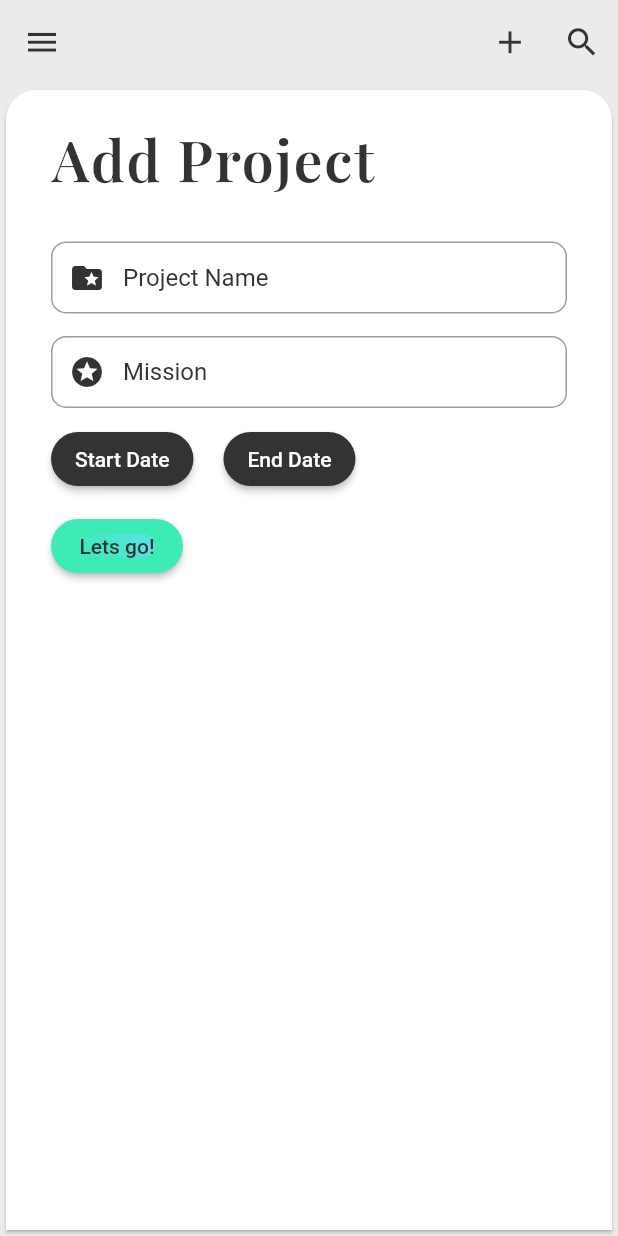
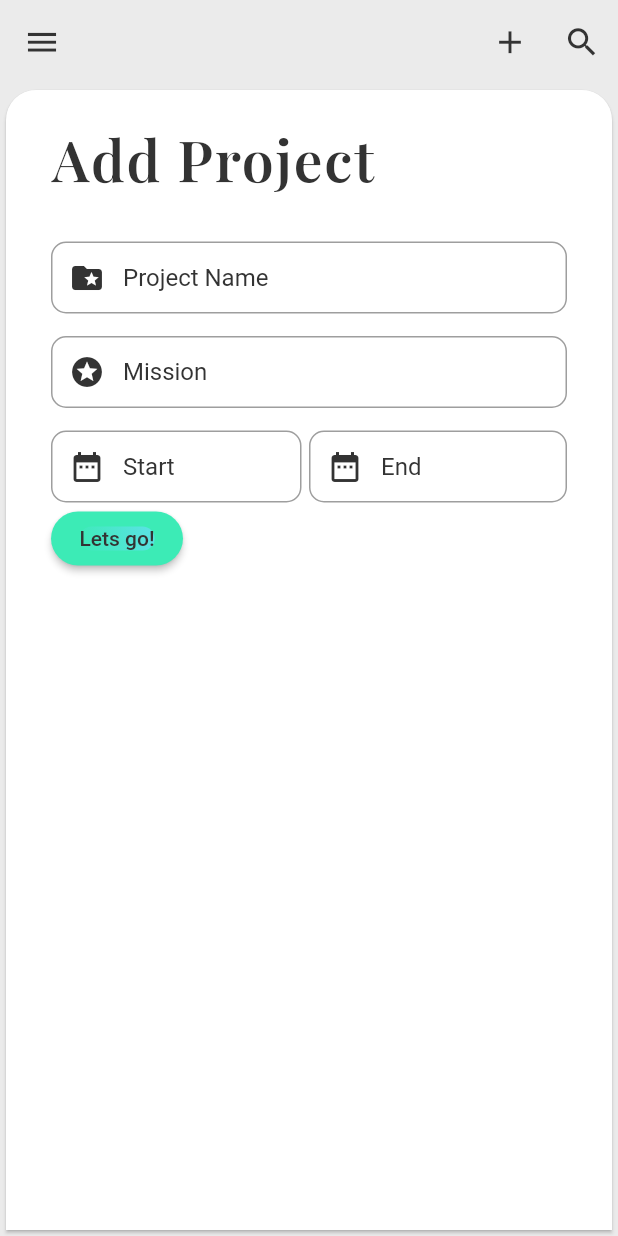
Before and after one commit to theflutterfiles/ORDR, a Flutter app: the screen it shows once a user with an empty profile is signed in, after a tap on the "add" icon, after a tap on "Lets go!", on a phone screen of 412 x 824 dp. Run offline on Flutter 3.47's test engine with Material 2 defaults, Android fonts, the phone set to English and light mode, and no system bars; our stand-ins replace calendar_timeline, cloud_firestore, email_validator, firebase_auth, flutter_spinkit, google_fonts and 1 more; accounts and stored records are empty; Roboto replaces fonts that are missing (OpenSans, WorkSans).

Commit message:
Add Project popup modal date fields added

```diff
--- a/lib/models/Project.dart
+++ b/lib/models/Project.dart
@@ -17,16 +17,17 @@ class Project {
    List<Collaborator> collaborators;
 
    //dates
-   Timestamp created;
-   Timestamp lastEdited;
-   Timestamp projectedEndDate;
+   DateTime created;
+   DateTime lastEdited;
+   DateTime startDate;
+   DateTime endDate;
 
   //budget
    double budget;
    List<double> expenses;
 
-  Project({this.tasks, this.collaborators, this.projectedEndDate, this.budget, this.expenses, this.goals, this.mission, this.colour,
-      this.projectName, this.description, this.created, this.lastEdited});
+  Project(this.tasks, this.collaborators, this.startDate, this.endDate, this.budget, this.expenses, this.goals, this.mission, this.colour,
+      this.projectName, this.description, this.created, this.lastEdited);
 
   Project.fromMap(Map<String, dynamic> data){
     projectName = data['projectName'];
@@ -40,8 +41,8 @@ class Project {
 
     created = data['created'];
     lastEdited = data['lastEdited'];
-    tasks = data['tasks'];
-    projectedEndDate = data['projectEndDate'];
+    startDate = data['startDate'];
+    endDate = data['projectEndDate'];
 
     budget = data['budget'];
     expenses = data['expenses'];
--- a/lib/screens/add_project_views/add_project_form.dart
+++ b/lib/screens/add_project_views/add_project_form.dart
@@ -31,7 +31,7 @@ class _AddProjectFormState extends State<AddProjectForm> {
 
   Widget _buildProjectNameTextField() {
 
-    Project project = new Project();
+    Project project = new Project(null, null, null, null, null, null, null, null, null, null, null, null, null);
     _projectTitleController.text = project.projectName;
     project.projectName = "Name";
 
@@ -78,3 +78,15 @@ class _AddProjectFormState extends State<AddProjectForm> {
   }
 
 }
+
+class DatePicker extends StatefulWidget {
+  @override
+  _DatePickerState createState() => _DatePickerState();
+}
+
+class _DatePickerState extends State<DatePicker> {
+  @override
+  Widget build(BuildContext context) {
+    return Container();
+  }
+}
--- a/lib/screens/add_project_views/add_project_modal.dart
+++ b/lib/screens/add_project_views/add_project_modal.dart
@@ -1,3 +1,4 @@
+import 'package:cloud_firestore/cloud_firestore.dart';
 import 'package:email_validator/email_validator.dart';
 import 'package:flutter/material.dart';
 import 'package:flutter_app_mindful_lifting/models/Project.dart';
@@ -5,24 +6,40 @@ import 'package:flutter_app_mindful_lifting/styles/text_styles.dart';
 import 'package:flutter_app_mindful_lifting/widgets/home_page/home_page_widgets.dart';
 import 'package:google_fonts/google_fonts.dart';
 import 'package:flutter_app_mindful_lifting/styles/colour_styles.dart';
+import 'package:intl/intl.dart';
 
-class AddProjectModal extends StatelessWidget {
+class AddProjectModal extends StatefulWidget {
   final Project project;
 
   AddProjectModal({Key key, @required this.project}) : super(key: key);
 
   @override
-  Widget build(BuildContext context) {
+  _AddProjectModalState createState() => _AddProjectModalState();
+}
 
-    final screenHeight = MediaQuery.of(context).size.height;
-    final screenWidth = MediaQuery.of(context).size.width;
+class _AddProjectModalState extends State<AddProjectModal> {
 
   TextEditingController _projectNameTextController =
   new TextEditingController();
   TextEditingController _missionTextController = new TextEditingController();
+  TextEditingController _startDateTextController = new TextEditingController();
+  TextEditingController _endDateTextController = new TextEditingController();
 
-    return Expanded(
-      child: Card(
+  @override
+  Widget build(BuildContext context) {
+    //final screenHeight = MediaQuery.of(context).size.height;
+    final screenWidth = MediaQuery.of(context).size.width;
+
+
+    DateTime startDate = DateTime.now();
+    DateTime endDate;
+    DateTime created;
+    DateTime lastEdited;
+
+    String start = "Start";
+    String end = "End";
+
+    return Card(
       shape: RoundedRectangleBorder(
         borderRadius: BorderRadius.only(
           topRight: Radius.circular(20),
@@ -72,7 +89,7 @@ class AddProjectModal extends StatelessWidget {
                   ),
                 ),
                 Padding(
-                          padding: const EdgeInsets.only(bottom: 10),
+                  padding: const EdgeInsets.only(bottom: 15),
                   child: TextField(
                     controller: _missionTextController,
                     style: TextStyle(
@@ -95,57 +112,102 @@ class AddProjectModal extends StatelessWidget {
                         )),
                   ),
                 ),
-                        Row(
+                Container(
+                  width: screenWidth,
+                  child: Row(
+                    crossAxisAlignment: CrossAxisAlignment.center,
                     children: <Widget>[
-                            Padding(
-                              padding: const EdgeInsets.only(bottom: 10, right: 20.0),
-                              child: RaisedButton(
-                                onPressed: () {
-
+                      Expanded(
+                        child: Padding(
+                          padding: const EdgeInsets.only(right: 5.0),
+                          child: TextField(
+                            controller: _startDateTextController,
+                            readOnly: true,
+                            onTap: () async {
+                              final datePicked = await showDatePicker(
+                                context: (context),
+                                initialDate: DateTime.now(),
+                                lastDate: DateTime.now().add(Duration(days: 365 * 10)),
+                                firstDate: DateTime.now().add(Duration(days: -365)),
+                              );
+                              if (startDate != null) {
+                                setState(() {
+                                  startDate = datePicked;
+                                });
+                                _startDateTextController.text =
+                                    DateFormat('dd/MM/yyyy').format(startDate).toString();
+                              } else {
+                                return;
+                              }
                             },
-                                shape: RoundedRectangleBorder(
-                                  borderRadius: BorderRadius.circular(20.0),
+                            decoration: InputDecoration(
+                                focusColor: Colors.white,
+                                border: OutlineInputBorder(
+                                  borderRadius: BorderRadius.circular(10.0),
                                 ),
-                                child: Container(
-                                  child: Text(
-                                    "Start Date",
-                                    style: TextStyle(
+                                contentPadding: EdgeInsets.only(top: 14.0),
+                                prefixIcon: Icon(
+                                  Icons.date_range,
+                                  color: Color(0xFF333333),
+                                ),
+                                hintText: '${start}',
+                                hintStyle: TextStyle(
+                                  color: Color(0xFF333333),
                                   fontFamily: 'OpenSans',
+                                )
                             ),
                           ),
                         ),
-                                color: Color(0xff333333),
-                                textColor: Colors.white,
                       ),
+                      Expanded(
+                        child: TextField(
+                          controller: _endDateTextController,
+                          readOnly: true,
+                          onTap: () async {
+                            final datePicked = await showDatePicker(
+                              context: (context),
+                              initialDate: DateTime.now(),
+                              lastDate: DateTime.now().add(Duration(days: 365 * 10)),
+                              firstDate: DateTime.now().add(Duration(days: -365)),
+                            );
+                            if (datePicked != null) {
+                              setState(() {
+                                endDate = datePicked;
+                              });
+                              _endDateTextController.text =
+                                  DateFormat('dd/MM/yyyy').format(endDate).toString();
+                            } else {
+                              return;
+                            }
+                          },
+                          decoration: InputDecoration(
+                              focusColor: Colors.white,
+                              border: OutlineInputBorder(
+                                borderRadius: BorderRadius.circular(10.0),
                               ),
-                            Padding(
-                              padding: const EdgeInsets.only(bottom: 10),
-                              child: RaisedButton(
-                                onPressed: () {
+                              contentPadding: EdgeInsets.only(top: 14.0),
+                              prefixIcon: Icon(
+                                Icons.date_range,
 
-                                },
-                                shape: RoundedRectangleBorder(
-                                  borderRadius: BorderRadius.circular(20.0),
+                                color: Color(0xFF333333),
                               ),
-                                child: Container(
-                                  child: Text(
-                                    "End Date",
-                                    style: TextStyle(
+                              hintText: '${end}',
+                              hintStyle: TextStyle(
+                                color: Color(0xFF333333),
                                 fontFamily: 'OpenSans',
-                                    ),
-                                  ),
-                                ),
-                                color: Color(0xff333333),
-                                textColor: Colors.white,
+                              )),
                         ),
                       ),
                     ],
                   ),
-
+                ),
                 RaisedButton(
                   onPressed: () {
-                            project.projectName = _projectNameTextController.text;
-                            project.mission = _missionTextController.text;
+                    widget.project.projectName =
+                        _projectNameTextController.text;
+                    widget.project.mission = _missionTextController.text;
+                    widget.project.startDate = _startDateTextController as DateTime;
+                    widget.project.endDate = _endDateTextController as DateTime;
                   },
                   shape: RoundedRectangleBorder(
                     borderRadius: BorderRadius.circular(20.0),
@@ -167,7 +229,6 @@ class AddProjectModal extends StatelessWidget {
           ),
         ],
       ),
-          ),
     );
   }
 }
--- a/lib/widgets/home_page/home_page_widgets.dart
+++ b/lib/widgets/home_page/home_page_widgets.dart
@@ -33,7 +33,7 @@ String getInitial({String string, int limitTo}) {
 
 void _showBottomSheet(context) {
 
-  Project project = new Project();
+  Project project = new Project(null, null, null, null, null, null, null, null, null, null, null, null, null);
 
   showBottomSheet(
       context: (context),
```
Lines whose indentation alone changed are shown as unchanged.
